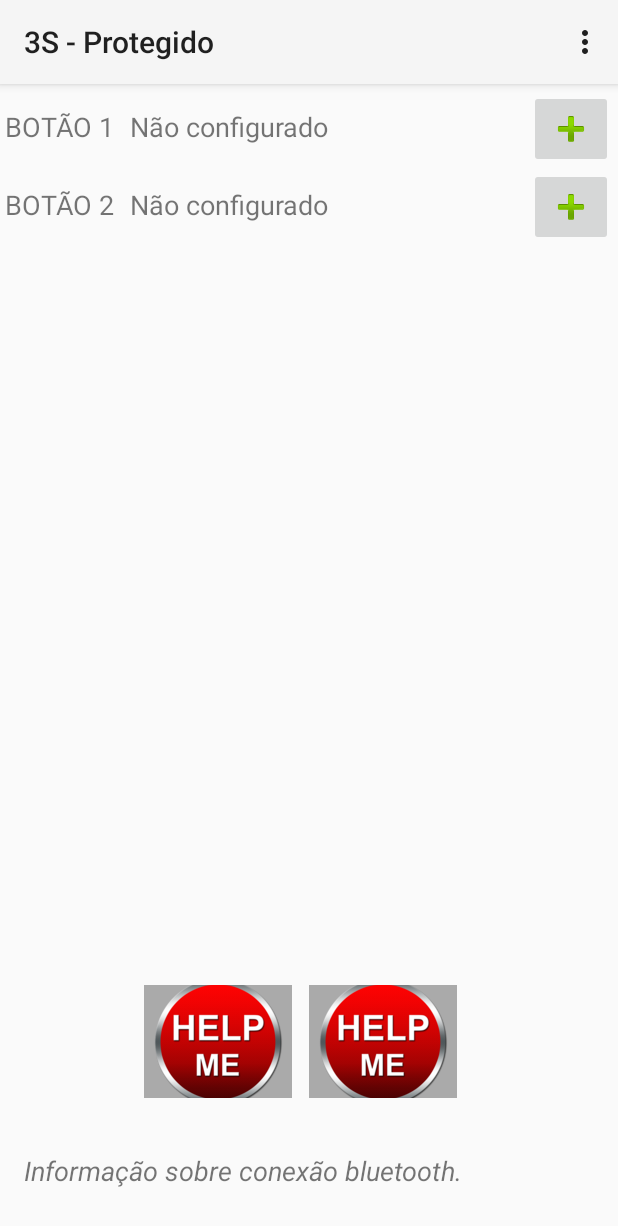
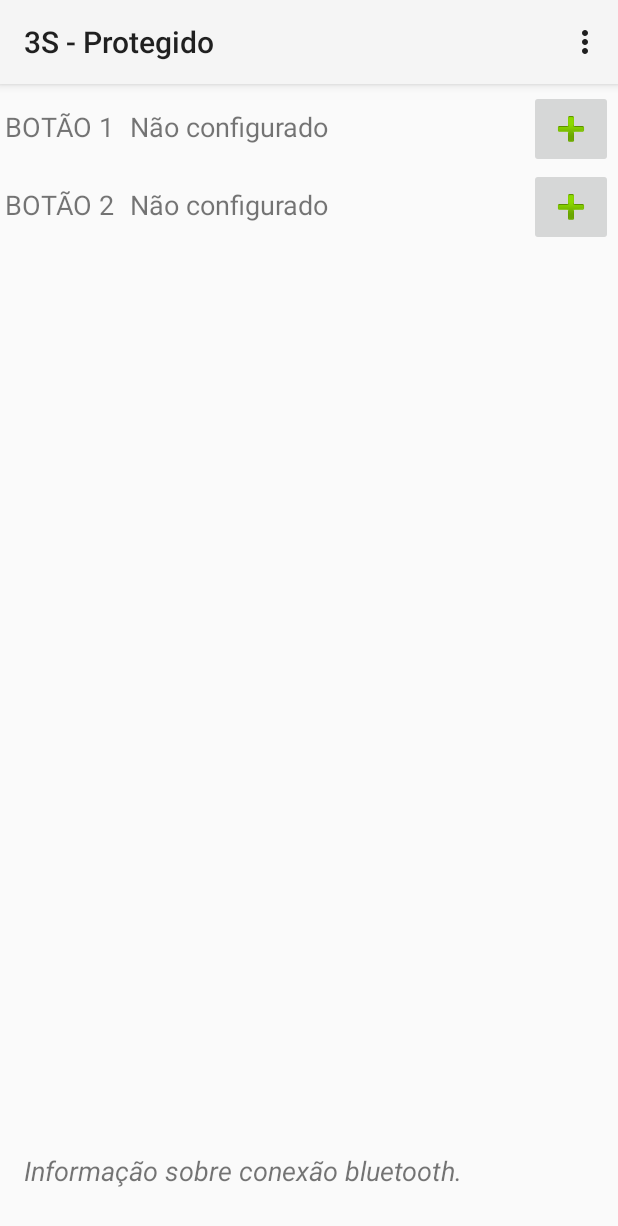
Before and after one commit to carolmb/staysafesystem, an Android app: the ProtectedUserActivity screen opened directly, with no data from a screen before it, on a phone screen of 412 x 824 dp. Shown: the top 1226 px of the screen. Run offline under Robolectric (Android 15) with nearby library versions, the phone set to English and light mode, and no system bars.

Commit message:
temp buttons removed

```diff
--- a/app/src/main/java/com/example/ana/staysafesystem/data/SensorsInfo.java
+++ b/app/src/main/java/com/example/ana/staysafesystem/data/SensorsInfo.java
@@ -39,6 +39,7 @@ public class SensorsInfo {
             this.local = "Latitude: " + BluetoothService.location.getLatitude() + " " +
                     "Longetude: " + BluetoothService.location.getLongitude();
         } else {
+            this.local = "Local indisponível";
             Log.e("LOCAL", "problema com localização");
         }
     }
--- a/app/src/main/java/com/example/ana/staysafesystem/gui/ProtectedUserActivity.java
+++ b/app/src/main/java/com/example/ana/staysafesystem/gui/ProtectedUserActivity.java
@@ -1,17 +1,11 @@
 package com.example.ana.staysafesystem.gui;
 
 import android.Manifest;
-import android.content.Context;
 import android.content.Intent;
 import android.content.pm.PackageManager;
-import android.location.Criteria;
-import android.location.Location;
-import android.location.LocationListener;
-import android.location.LocationManager;
 import android.support.v4.app.ActivityCompat;
 import android.support.v7.app.AppCompatActivity;
 import android.os.Bundle;
-import android.util.Log;
 import android.view.Menu;
 import android.view.MenuInflater;
 import android.view.MenuItem;
@@ -24,12 +18,7 @@ import com.example.ana.staysafesystem.R;
 import com.example.ana.staysafesystem.processor.BluetoothService;
 import com.example.ana.staysafesystem.processor.Processor;
 
-import org.json.JSONException;
-import org.json.JSONObject;
-
 import java.util.ArrayList;
-
-import static android.location.Criteria.ACCURACY_HIGH;
 
 public class ProtectedUserActivity extends AppCompatActivity {
 
@@ -66,7 +55,6 @@ public class ProtectedUserActivity extends AppCompatActivity {
         String func2 = Processor.getInstance().getButtonFunc(this, 2);
         configButton(func2, 2);
 
-        saveMeButtons();
     }
 
     private void setFuncButtons() {
@@ -166,40 +154,6 @@ public class ProtectedUserActivity extends AppCompatActivity {
         return true;
     }
 
-    void saveMeButtons() {
-        ImageButton helpMe1 = findViewById(R.id.helpMe);
-        helpMe1.setOnClickListener( new View.OnClickListener() {
-            public void onClick(View view) {
-                UtilGUI.dialog(view.getContext(), "Deu certo 1.");
-                JSONObject json = new JSONObject();
-                try {
-                    json.put("heart", 0);
-                    json.put("local", "bla");
-                    json.put("buttonId", 1);
-                } catch (JSONException e) {
-                    e.printStackTrace();
-                }
-                //Processor.getInstance().buttonPressed(view.getContext(), json);
-            }
-        });
-
-        ImageButton helpMe2 = findViewById(R.id.helpMe11);
-        helpMe2.setOnClickListener( new View.OnClickListener() {
-            public void onClick(View view) {
-                UtilGUI.dialog(view.getContext(), "Deu certo 2.");
-                JSONObject json = new JSONObject();
-                try {
-                    json.put("heart", 0);
-                    json.put("local", "bla");
-                    json.put("buttonId", 2);
-                } catch (JSONException e) {
-                    e.printStackTrace();
-                }
-                //Processor.getInstance().buttonPressed(view.getContext(), json);
-            }
-        });
-    }
-
     public void enableRuntimePermission(){
         if (ActivityCompat.shouldShowRequestPermissionRationale(
                 this,
--- a/app/src/main/java/com/example/ana/staysafesystem/gui/UserModeActivity.java
+++ b/app/src/main/java/com/example/ana/staysafesystem/gui/UserModeActivity.java
@@ -8,6 +8,7 @@ import android.view.View;
 import android.widget.Button;
 
 import com.example.ana.staysafesystem.R;
+import com.example.ana.staysafesystem.processor.BluetoothService;
 import com.example.ana.staysafesystem.processor.ServerConnectionService;
 import com.example.ana.staysafesystem.processor.Processor;
 
@@ -54,7 +55,7 @@ public class UserModeActivity extends AppCompatActivity {
         if(mode.contentEquals("guardian")) {
             UtilGUI.changeScreen(this, GuardianUserActivity.class);
         } else {
-            if(Processor.isConnected) {
+            if(BluetoothService.registered) {
                 UtilGUI.changeScreen(this, ProtectedUserActivity.class);
             } else {
                 UtilGUI.changeScreen(this, SelectPairActivity.class);
--- a/app/src/main/java/com/example/ana/staysafesystem/processor/BluetoothService.java
+++ b/app/src/main/java/com/example/ana/staysafesystem/processor/BluetoothService.java
@@ -52,7 +52,7 @@ import java.util.ArrayList;
 public class BluetoothService extends Service implements Bluetooth.CommunicationCallback {
 
     static public Bluetooth b;
-    static boolean registered = false;
+    static public boolean registered = false;
 
     static int serverPort = 5555;
     static String serverIp = "192.168.0.108";
--- a/app/src/main/res/layout/activity_protected_user.xml
+++ b/app/src/main/res/layout/activity_protected_user.xml
@@ -71,32 +71,6 @@
         app:layout_constraintStart_toEndOf="@+id/callDescription"
         app:layout_constraintTop_toBottomOf="@+id/func1" />
 
-    <ImageButton
-        android:id="@+id/helpMe"
-        android:layout_width="0dp"
-        android:layout_height="0dp"
-        android:layout_marginEnd="11dp"
-        android:layout_marginStart="96dp"
-        android:background="@android:color/darker_gray"
-        app:layout_constraintBottom_toBottomOf="@+id/helpMe11"
-        app:layout_constraintEnd_toStartOf="@+id/helpMe11"
-        app:layout_constraintStart_toStartOf="parent"
-        app:layout_constraintTop_toTopOf="@+id/helpMe11"
-        app:layout_constraintVertical_bias="0.0"
-        app:srcCompat="@mipmap/help" />
-
-    <ImageButton
-        android:id="@+id/helpMe11"
-        android:layout_width="0dp"
-        android:layout_height="75dp"
-        android:layout_marginBottom="92dp"
-        android:layout_marginEnd="107dp"
-        android:background="@android:color/darker_gray"
-        app:layout_constraintBottom_toBottomOf="parent"
-        app:layout_constraintEnd_toEndOf="parent"
-        app:layout_constraintStart_toEndOf="@+id/helpMe"
-        app:srcCompat="@mipmap/help" />
-
     <TextView
         android:id="@+id/bluetoothMsg"
         android:layout_width="347dp"
```
